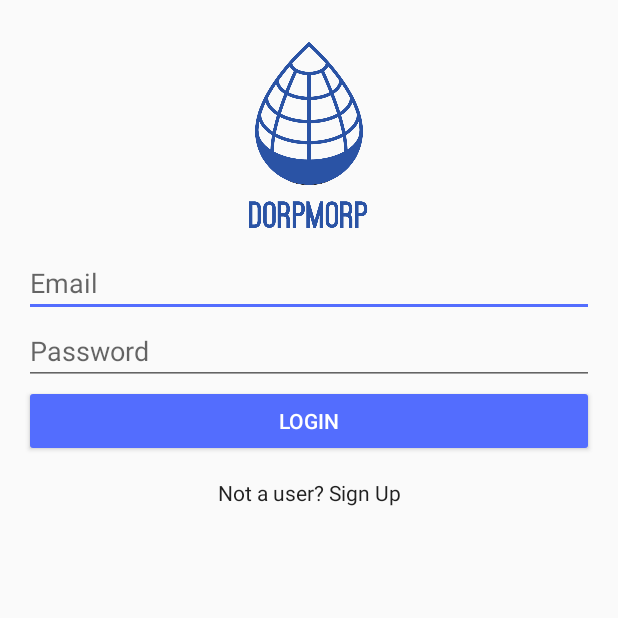
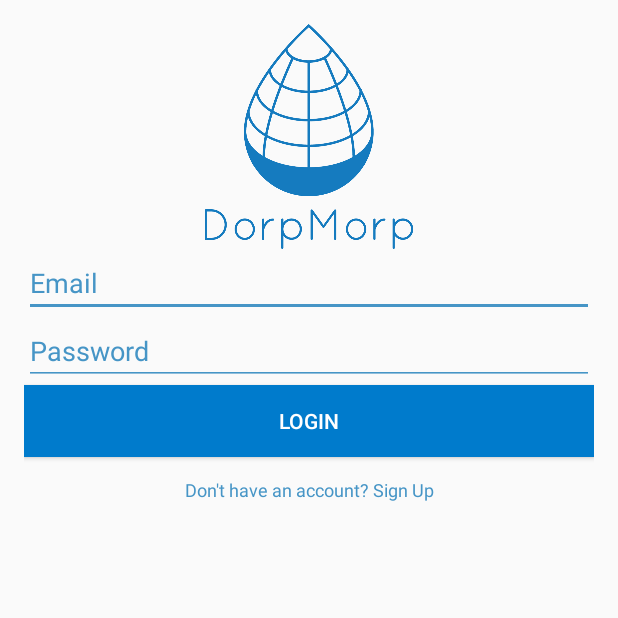
Before and after one commit to RoboticWater/DropMap-cs2340, an Android app: the screen it shows after launch (Login), on a phone screen of 412 x 824 dp, the top half of it. Run offline under Robolectric (Android 15) with nearby library versions, the light colour scheme and no system bars; our stand-ins replace Firebase (no records; nobody signed in at launch, a user with empty details on screens opened directly).

Commit message:
Second iteration of Login and Registration UI

```diff
--- a/app/src/main/AndroidManifest.xml
+++ b/app/src/main/AndroidManifest.xml
@@ -27,7 +27,9 @@
                 <category android:name="android.intent.category.LAUNCHER" />
             </intent-filter>
         </activity>
-        <activity android:name=".Registration" />
+        <activity
+            android:name=".Registration"
+            android:theme="@style/AppTheme.NoActionBar" />
         <activity
             android:name=".MainActivity"
             android:label="@string/title_activity_main"
--- a/app/src/main/res/layout/activity_login_screen.xml
+++ b/app/src/main/res/layout/activity_login_screen.xml
@@ -9,44 +9,56 @@
     android:paddingLeft="@dimen/activity_horizontal_margin"
     android:paddingRight="@dimen/activity_horizontal_margin"
     android:paddingTop="@dimen/activity_vertical_margin"
-    tools:context="com.dropmap_cs2340.Login">
+    tools:context="com.dropmap_cs2340.Login"
+    android:weightSum="1">
 
     <ImageView
         android:id="@+id/imageView2"
-        android:layout_width="80dp"
+        android:layout_width="match_parent"
         android:layout_height="150dp"
         app:srcCompat="@drawable/dropmap_logo" />
 
     <EditText
+        android:id="@+id/email_edit"
         android:layout_width="match_parent"
         android:layout_height="wrap_content"
+        android:ems="10"
+        android:hint="@string/prompt_email"
         android:inputType="textEmailAddress"
-        android:ems="10"
-        android:id="@+id/email_edit"
-        android:hint="@string/prompt_email" />
+        android:selectAllOnFocus="true"
+        android:textColor="@color/colorPrimary"
+        android:textColorHint="@color/colorAccent"
+        android:backgroundTint="@color/colorAccent"  />
 
     <EditText
+        android:id="@+id/pass_edit"
         android:layout_width="match_parent"
         android:layout_height="wrap_content"
+        android:ems="10"
+        android:hint="@string/prompt_password"
         android:inputType="textPassword"
-        android:ems="10"
-        android:id="@+id/pass_edit"
-        android:hint="@string/prompt_password" />
+        android:selectAllOnFocus="true"
+        android:textColor="@color/colorPrimary"
+        android:textColorHint="@color/colorAccent"
+        android:backgroundTint="@color/colorAccent" />
 
     <Button
         android:id="@+id/button_sign_in"
-        style="@style/Widget.AppCompat.Button.Colored"
         android:layout_width="match_parent"
         android:layout_height="wrap_content"
         android:onClick="onLoginClicked"
-        android:text="@string/button_sign_in" />
+        android:text="@string/button_sign_in"
+        android:background="@color/colorPrimary"
+        android:textColor="@color/colorText"/>
 
     <Button
         android:id="@+id/button_register"
         style="@style/Widget.AppCompat.Button.Borderless.Colored"
         android:layout_width="match_parent"
-        android:layout_height="wrap_content"
+        android:layout_height="34dp"
+        android:layout_weight="0.02"
         android:onClick="onRegisterClicked"
         android:text="@string/button_sign_up"
-        android:textAppearance="@style/TextAppearance.AppCompat.Body1" />
+        android:textAppearance="@style/TextAppearance.AppCompat.Caption"
+        android:textColor="@color/colorAccent" />
 </LinearLayout>
--- a/app/src/main/res/values/colors.xml
+++ b/app/src/main/res/values/colors.xml
@@ -1,11 +1,12 @@
 <?xml version="1.0" encoding="utf-8"?>
 <resources>
-    <color name="primary_light">#C5CAE9</color>
-    <color name="colorPrimary">#3F51B5</color>
-    <color name="colorPrimaryDark">#303f9f</color>
-    <color name="colorAccent">#536DFE</color>
+    <color name="primary_light">#C6D6E5</color>
+    <color name="colorPrimary">#007bcc</color>
+    <color name="colorPrimaryDark">#0C6BA5</color>
+    <color name="colorAccent">#4695C6</color>
     <color name="colorText">#ffffff</color>
+    <color name="colorTextDark">#045575</color>
     <color name="secondary_text">#212121</color>
     <color name="icons">#ffffff</color>
-    <color name="divider">#b6b6b6</color>
+    <color name="divider">#cbcfdc</color>
 </resources>
--- a/app/src/main/res/values/strings.xml
+++ b/app/src/main/res/values/strings.xml
@@ -1,6 +1,6 @@
 <resources>
     <!--General-->
-    <string name="app_name">DropMap</string>
+    <string name="app_name">DorpMorp</string>
 
     <!--Prompts-->
     <string name="prompt_user">Username</string>
@@ -42,7 +42,7 @@
     <string name="title_email">Email</string>
     <string name="title_auth_level">Authorization Level</string>
     <string name="title_current_password">Current Password</string>
-    <string name="button_sign_up">Not a user? Sign Up</string>
+    <string name="button_sign_up">Don\'t have an account? Sign Up</string>
 
     <!--Update Report-->
     <string name="title_virus">Virus PPM</string>
```
Also changed, not shown: app/src/main/java/com/dropmap_cs2340/Registration.java (+1 -11 lines), app/src/main/res/layout/activity_registration.xml (+62 -61 lines), app/src/main/res/layout/spinner_item.xml (added, +11 -0 lines), app/src/main/res/drawable/dropmap_logo.png, app/src/main/res/drawable/dropmap_logo_white.png (added).
